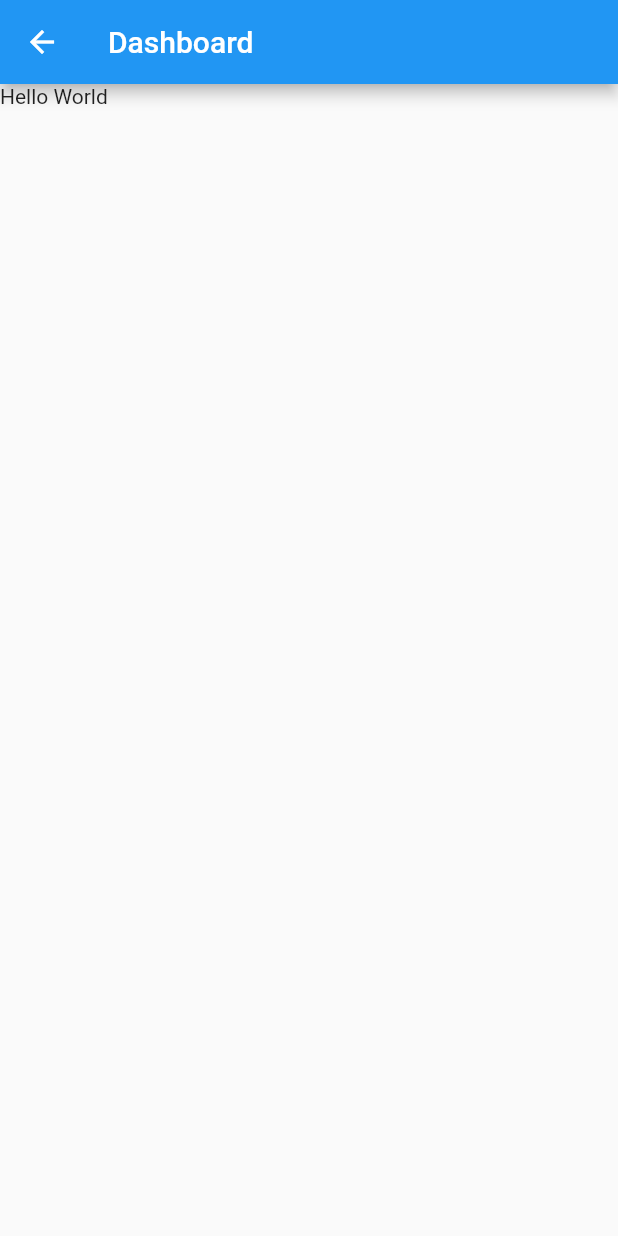
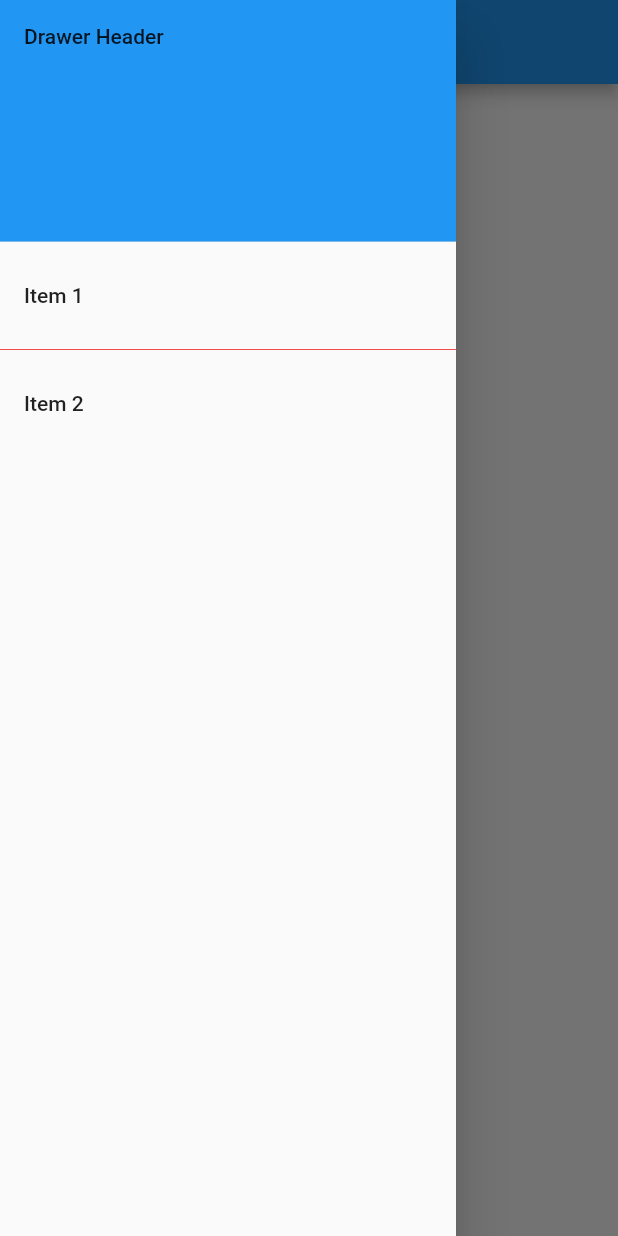
Before and after one commit to vijeth-simha/student-study-material-app, a Flutter app: the Dashboard screen opened by its route, with the side drawer open (before the commit the screen has no drawer), on a phone screen of 412 x 824 dp. Run offline on Flutter 3.47's test engine with Material 2 defaults, Android fonts, the phone set to English and light mode, and no system bars; our stand-ins replace flutter_secure_storage; accounts and stored records are empty.

Commit message:
added sidebar meny

```diff
--- a/lib/pages/dashboard.dart
+++ b/lib/pages/dashboard.dart
@@ -13,6 +13,42 @@ class _DashboardState extends State<Dashboard> {
     return Scaffold(
       appBar: AppBar(title: const Text('Dashboard')),
       body: const Text('Hello World'),
+      drawer: NavigationDrawer(),
     );
   }
 }
+
+class NavigationDrawer extends StatelessWidget {
+  const NavigationDrawer({Key? key}) : super(key: key);
+
+  @override
+  Widget build(BuildContext context) => Drawer(
+        child: ListView(
+          // Important: Remove any padding from the ListView.
+          padding: EdgeInsets.zero,
+          children: [
+            const DrawerHeader(
+              decoration: BoxDecoration(
+                color: Colors.blue,
+              ),
+              child: Text('Drawer Header'),
+            ),
+            ListTile(
+              title: const Text('Item 1'),
+              onTap: () {
+                // Update the state of the app.
+                // ...
+              },
+            ),
+            const Divider(color: Color.fromARGB(179, 243, 0, 0)),
+            ListTile(
+              title: const Text('Item 2'),
+              onTap: () {
+                // Update the state of the app.
+                // ...
+              },
+            ),
+          ],
+        ),
+      );
+}
```
